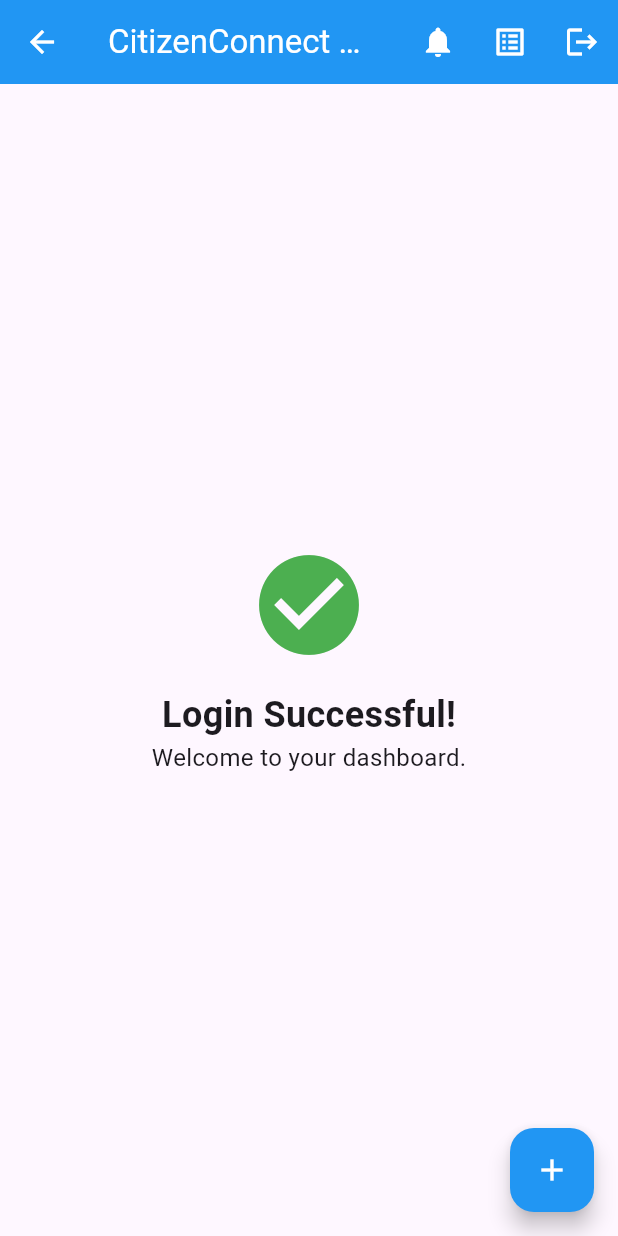
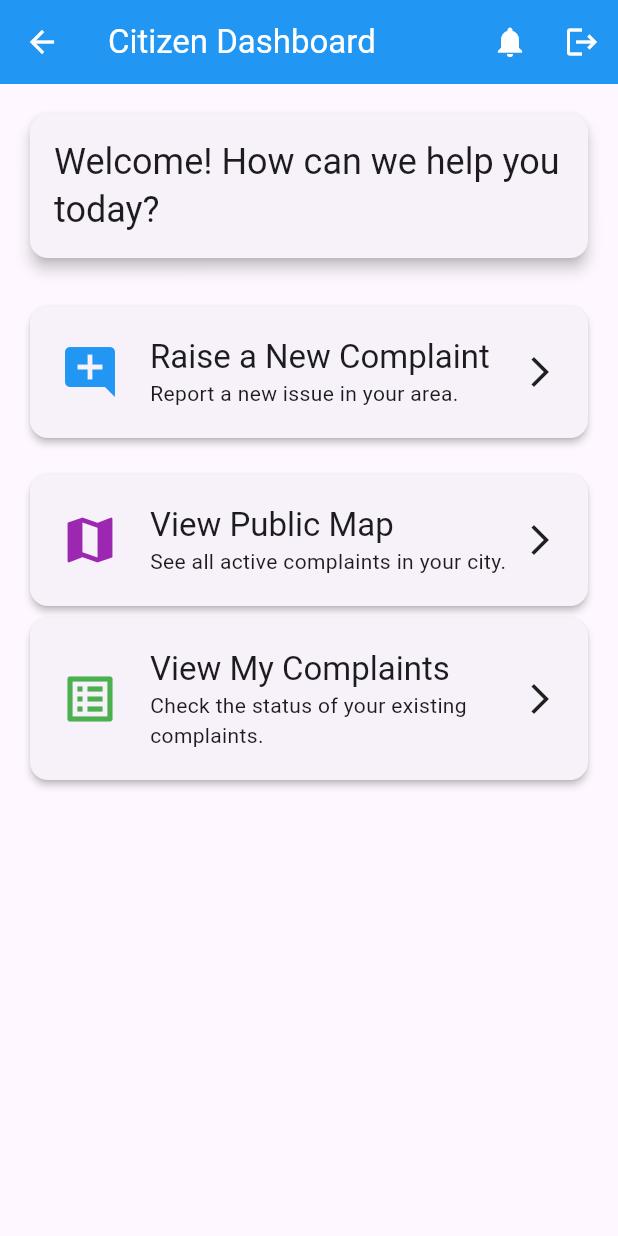
Before and after one commit to balrajmalusare02/CitizenConnect, a Flutter app: the HomeScreen screen opened by its route, on a phone screen of 412 x 824 dp. Run offline on Flutter 3.47's test engine with Material 3 defaults, Android fonts, the light colour scheme and no system bars; our stand-ins replace flutter_map, flutter_secure_storage, geolocator, image_picker, latlong2, socket_io_client; missing offline and left inert: flutter_map_marker_popup; accounts and stored records are empty.

Commit message:
App Design Change, User Profile Section Creation, Change Password feature added

```diff
--- a/citizenconnect_mobile_app/lib/main.dart
+++ b/citizenconnect_mobile_app/lib/main.dart
@@ -6,6 +6,7 @@ import 'screens/raise_complaint_screen.dart'; // <-- ADD THIS IMPORT// <-- ADD T
 import 'screens/my_complaints_screen.dart';
 import 'screens/complaint_detail_screen.dart';
 import 'screens/notifications_screen.dart';
+import 'screens/public_heatmap_screen.dart';
 
 void main() {
   runApp(const MyApp());
@@ -40,6 +41,8 @@ class MyApp extends StatelessWidget {
             return MaterialPageRoute(builder: (_) => const MyComplaintsScreen());
           case '/notifications':
             return MaterialPageRoute(builder: (_) => const NotificationsScreen());
+          case '/public-heatmap':
+            return MaterialPageRoute(builder: (_) => const PublicHeatmapScreen());
 
           // This is how we handle routes that need arguments
           case '/complaint-detail':
--- a/citizenconnect_mobile_app/lib/screens/home_screen.dart
+++ b/citizenconnect_mobile_app/lib/screens/home_screen.dart
@@ -1,12 +1,16 @@
 import 'package:flutter/material.dart';
-import '../services/auth_service.dart'; // <-- Import AuthService
+import '../services/auth_service.dart';
+import '../services/socket_service.dart';
 
 class HomeScreen extends StatelessWidget {
-  const HomeScreen({super.key});
+  const HomeScreen({Key? key}) : super(key: key);
 
+  // Logout function
   void _logout(BuildContext context) async {
-    // Create an instance of AuthService to use
+    // Disconnect from sockets and clear token
+    SocketService().disconnect();
     await AuthService().logout();
+
     // Go back to login screen and remove all other screens
     Navigator.of(context).pushNamedAndRemoveUntil('/login', (route) => false);
   }
@@ -15,11 +19,11 @@ class HomeScreen extends StatelessWidget {
   Widget build(BuildContext context) {
     return Scaffold(
       appBar: AppBar(
-        title: const Text("CitizenConnect Home"),
+        title: const Text("Citizen Dashboard"),
         backgroundColor: Colors.blue,
         foregroundColor: Colors.white,
         actions: [
-
+          // Notification Bell Button
           IconButton(
             icon: const Icon(Icons.notifications),
             tooltip: 'Notifications',
@@ -27,48 +31,121 @@ class HomeScreen extends StatelessWidget {
               Navigator.of(context).pushNamed('/notifications');
             },
           ),
-        IconButton(
-          icon: const Icon(Icons.list_alt),
-          tooltip: 'My Complaints',
-          onPressed: () {
-            Navigator.of(context).pushNamed('/my-complaints');
-          },
-        ),
-          // --- ADD THIS LOGOUT BUTTON ---
+          // Logout Button
           IconButton(
             icon: const Icon(Icons.logout),
             tooltip: 'Logout',
             onPressed: () => _logout(context),
           ),
-          // -----------------------------
         ],
       ),
-      body: const Center(
+      body: Padding(
+        padding: const EdgeInsets.all(16.0),
         child: Column(
-          mainAxisAlignment: MainAxisAlignment.center,
+          crossAxisAlignment: CrossAxisAlignment.stretch,
           children: [
-            Icon(Icons.check_circle, color: Colors.green, size: 80),
-            SizedBox(height: 16),
-            Text(
-              "Login Successful!",
-              style: TextStyle(fontSize: 24, fontWeight: FontWeight.bold),
+            // Welcome Card
+            Card(
+              elevation: 4,
+              child: Padding(
+                padding: const EdgeInsets.all(16.0),
+                child: Text(
+                  "Welcome! How can we help you today?",
+                  style: Theme.of(context).textTheme.headlineSmall,
                 ),
-            Text("Welcome to your dashboard.", style: TextStyle(fontSize: 16)),
+              ),
+            ),
+            const SizedBox(height: 24),
+
+            // "Raise Complaint" Button
+            _DashboardButton(
+              icon: Icons.add_comment,
+              title: "Raise a New Complaint",
+              subtitle: "Report a new issue in your area.",
+              color: Colors.blue,
+              onTap: () {
+                Navigator.of(context).pushNamed('/raise-complaint');
+              },
+            ),
+
+            const SizedBox(height: 16),
+
+            _DashboardButton(
+              icon: Icons.map,
+              title: "View Public Map",
+              subtitle: "See all active complaints in your city.",
+              color: Colors.purple,
+              onTap: () {
+                Navigator.of(context).pushNamed('/public-heatmap');
+              },
+            ),
+
+            // "View My Complaints" Button
+            _DashboardButton(
+              icon: Icons.list_alt,
+              title: "View My Complaints",
+              subtitle: "Check the status of your existing complaints.",
+              color: Colors.green,
+              onTap: () {
+                Navigator.of(context).pushNamed('/my-complaints');
+              },
+            ),
           ],
         ),
       ),
-      // --- ADD THIS FLOATING ACTION BUTTON ---
-      floatingActionButton: FloatingActionButton(
-        onPressed: () {
-          // We will create this route in the next steps
-          Navigator.of(context).pushNamed('/raise-complaint');
-        },
-        tooltip: 'Raise Complaint',
-        backgroundColor: Colors.blue,
-        foregroundColor: Colors.white,
-        child: const Icon(Icons.add),
-      ),
-      // ------------------------------------
     );
   }
 }
+
+// --- This is a new helper widget to make the buttons look nice ---
+class _DashboardButton extends StatelessWidget {
+  final IconData icon;
+  final String title;
+  final String subtitle;
+  final Color color;
+  final VoidCallback onTap;
+
+  const _DashboardButton({
+    required this.icon,
+    required this.title,
+    required this.subtitle,
+    required this.color,
+    required this.onTap,
+  });
+
+  @override
+  Widget build(BuildContext context) {
+    return Card(
+      elevation: 2,
+      child: InkWell(
+        onTap: onTap,
+        borderRadius: BorderRadius.circular(12),
+        child: Padding(
+          padding: const EdgeInsets.all(20.0),
+          child: Row(
+            children: [
+              Icon(icon, size: 40, color: color),
+              const SizedBox(width: 20),
+              Expanded(
+                child: Column(
+                  crossAxisAlignment: CrossAxisAlignment.start,
+                  children: [
+                    Text(
+                      title,
+                      style: Theme.of(context).textTheme.titleLarge,
+                    ),
+                    Text(
+                      subtitle,
+                      style: Theme.of(context).textTheme.bodyMedium,
+                    ),
+                  ],
+                ),
+              ),
+              const Icon(Icons.arrow_forward_ios),
+            ],
+          ),
+        ),
+      ),
+    );
+  }
+}
--- a/citizenconnect_mobile_app/pubspec.yaml
+++ b/citizenconnect_mobile_app/pubspec.yaml
@@ -48,6 +48,9 @@ dependencies:
 
   socket_io_client: ^2.0.3
   flutter_local_notifications: ^17.0.0
+
+  flutter_map: ^6.1.0
+  flutter_map_marker_popup: ^6.1.2
 
 
 
```
Also changed, not shown: citizenconnect_mobile_app/lib/screens/public_heatmap_screen.dart (added, +152 -0 lines), citizenconnect_mobile_app/lib/services/heatmap_service.dart (added, +47 -0 lines), citizenconnect_mobile_app/pubspec.lock, 4 other files. Lines whose indentation alone changed are shown as unchanged.
